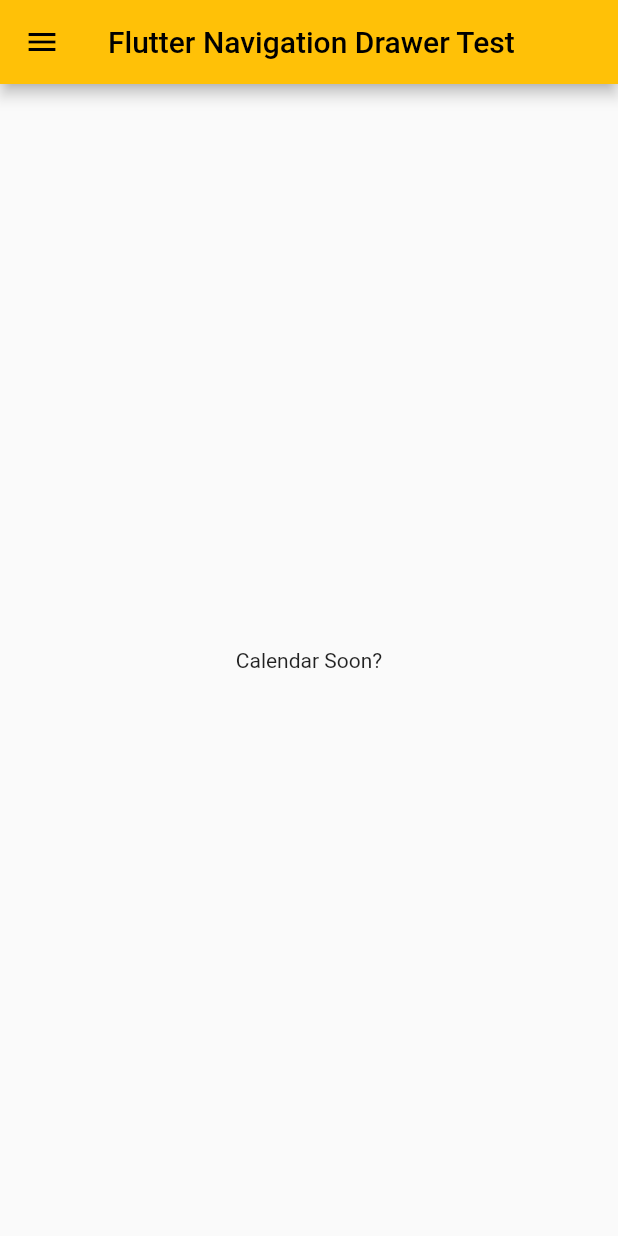
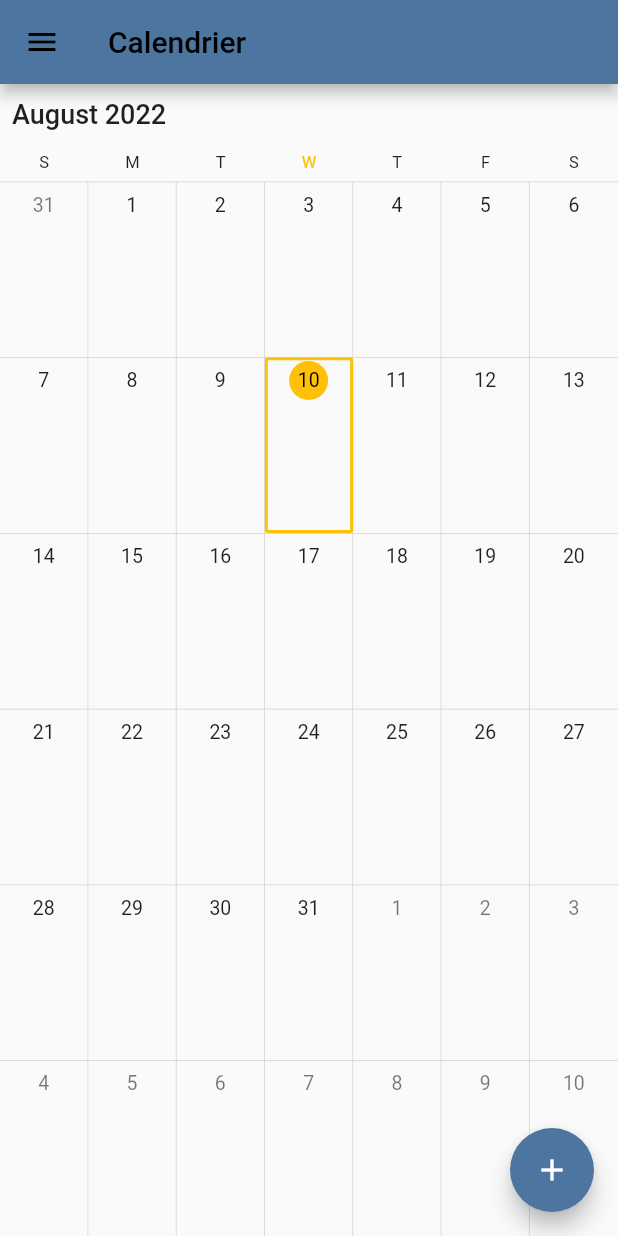
Before and after one commit to 2-SE/AllUni, a Flutter app: the screen it shows after launch, on a phone screen of 412 x 824 dp. Run offline on Flutter 3.47's test engine with Material 2 defaults, Android fonts, the light colour scheme and no system bars; drawn by our look-alikes of syncfusion_flutter_calendar.

Commit message:
Starting Implementation of the Calendar

```diff
--- /dev/null
+++ b/lib/Calendars/Calendar.dart
@@ -0,0 +1,36 @@
+import 'package:flutter/foundation.dart';
+import 'package:flutter/material.dart';
+import 'package:navigation_drawer_test/Drawers/DrawerCalendarView.dart';
+import 'package:syncfusion_flutter_calendar/calendar.dart';
+
+
+class Calendar extends StatelessWidget {
+
+  @override
+  Widget build(BuildContext context) {
+
+    return Scaffold(
+      appBar: AppBar(
+        title: Text('Calendrier'),
+        backgroundColor: Color(0xFF4C75A0),
+        //elevation: defaultTargetPlatform == TargetPlatform.android ? 5.0:0.0,
+      ),
+      drawer: DrawerCalendarView(),
+      //BODY PART
+      body: SfCalendar(
+        view: CalendarView.month,
+
+        initialSelectedDate: DateTime.now(),
+      ),
+      floatingActionButton: FloatingActionButton(
+        child: Icon(Icons.add, color: Colors.white),
+        backgroundColor: Color(0xFF4C75A0),
+        onPressed: () {
+          //Navigator.of(context).push(
+          //  MaterialPageRoute(builder: (context) => EventEditingPage()),
+          //);
+        },
+      ),
+    );
+  }
+}
--- a/lib/main.dart
+++ b/lib/main.dart
@@ -1,6 +1,13 @@
 import 'package:flutter/foundation.dart';
 import 'package:flutter/material.dart';
-import 'package:navigation_drawer_test/Drawers/CalendarDrawerView.dart';
+import 'package:navigation_drawer_test/Calendars/Calendar.dart';
+
+//DRAWER IMPORT (for routes) :
+import 'package:navigation_drawer_test/Calendars/Calendar.dart';
+import 'package:navigation_drawer_test/Calendars/FreeRoomsCalendar.dart';
+import 'package:navigation_drawer_test/OtherViews/ContactUs/ContactUs.dart';
+import 'package:navigation_drawer_test/OtherViews/ContactUs/ContactUsLogOut.dart';
+import 'package:navigation_drawer_test/OtherViews/Settings.dart';
 
 void main() {
   runApp(MyApp());
@@ -10,40 +17,30 @@
   @override
   Widget build(BuildContext context) {
     return MaterialApp(
-      title: 'Flutter Navigation Drawer Test',
+      title: 'AllUni',
       debugShowCheckedModeBanner: false,
       theme: ThemeData(
         primarySwatch: Colors.amber,
         //primaryColor: defaultTargetPlatform == TargetPlatform.iOS ? Colors.white : null,
       ),
+      routes: <String, WidgetBuilder>{
+        "/calendar": (BuildContext context) => Calendar(),
+        "/freerooms": (BuildContext context) => FreeRoomsCalendar(),
+        "/settings": (BuildContext context) => SettingsPage(),
+        "/contact": (BuildContext context) => ContactUsPage(),
+        //"/contact": (BuildContext context) => ContactUsLogOutPage(), //ForTestsOnly
+      },
       home: HomePage(),
     );
   }
 }
 
-class SelectedCalendar {
-  final int SelectedCalendarType;
-  const SelectedCalendar(this.SelectedCalendarType);
-}
-
 class HomePage extends StatelessWidget {
-
   @override
   Widget build(BuildContext context) {
-
     return Scaffold(
-      appBar: AppBar(
-        title: Text('Flutter Navigation Drawer Test'),
-        //elevation: defaultTargetPlatform == TargetPlatform.android ? 5.0:0.0,
-      ),
-      drawer: CalendarDrawerView(),
-      //BODY PART
-      body: Center(
-          child: Text('Calendar Soon?'),
-      ),
-
+      //HOME-PAGE WHEN APP STARTS
+      body: Calendar(),
     );
   }
 }
-
-//Icon(Icons.meeting_room_outlined) or Icon(Icons.meeting_room_rounded)
--- a/pubspec.yaml
+++ b/pubspec.yaml
@@ -34,6 +34,8 @@
   # The following adds the Cupertino Icons font to your application.
   # Use with the CupertinoIcons class for iOS style icons.
   cupertino_icons: ^1.0.2
+  syncfusion_flutter_calendar: ^20.2.43
+  provider: ^6.0.3
 
 dev_dependencies:
   flutter_test:
```
Also changed, not shown: lib/Calendars/EventEditingPage.dart (added, +42 -0 lines), lib/Calendars/FreeRoomsCalendar.dart (added, +25 -0 lines), lib/Drawers/DrawerCalendarView.dart (renamed from lib/Drawers/CalendarDrawerView.dart, +10 -22 lines), lib/Drawers/DrawerFreeRoomsCalendarView.dart (added, +133 -0 lines), lib/Models/EventModel.dart (added, +22 -0 lines), lib/Utils/DrawerCalendarChooseButton.dart (renamed from lib/Drawers/DrawerCalendarChooseButton.dart), pubspec.lock.
